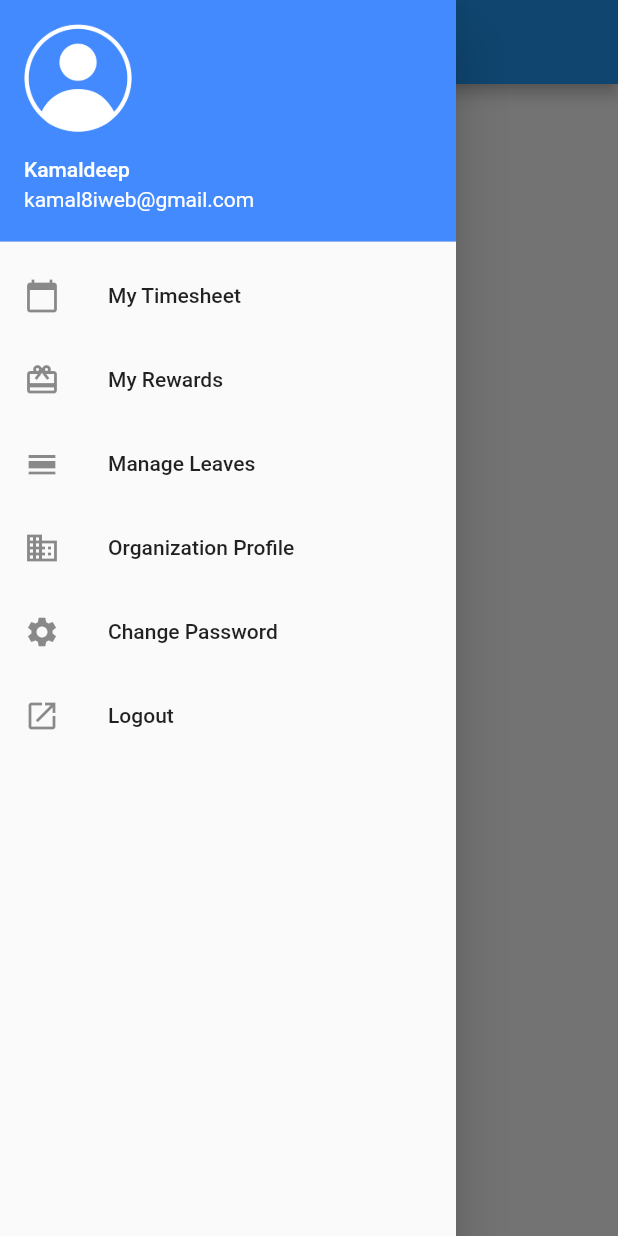
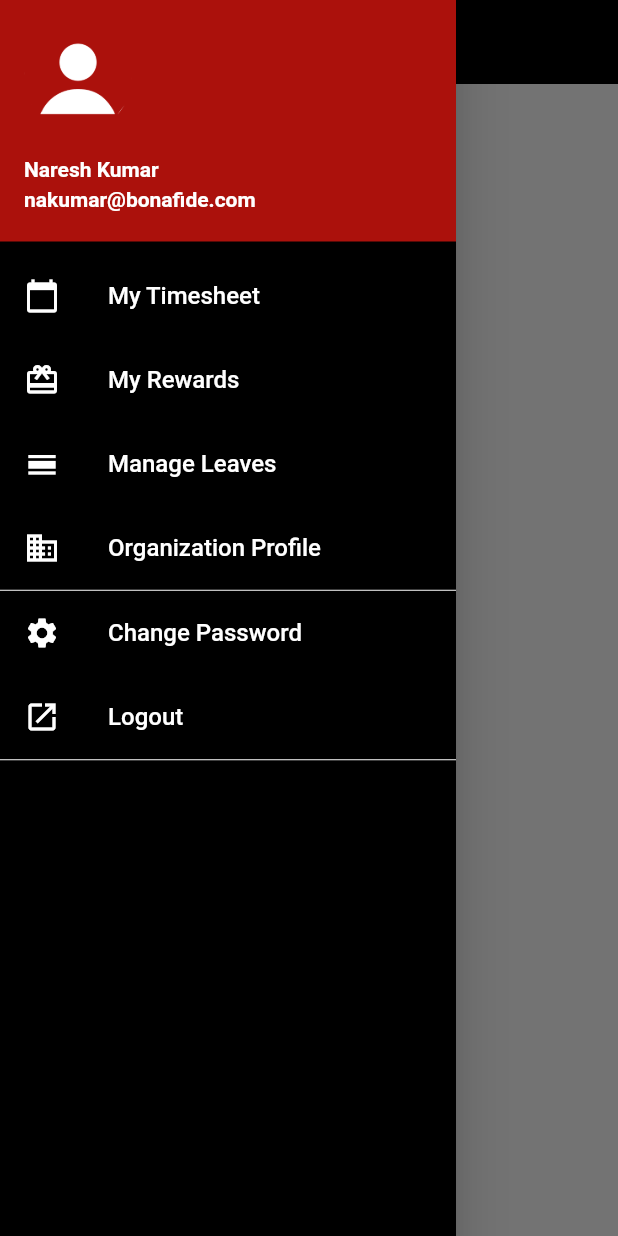
Before and after one commit to davinderkb/bonafide_app, a Flutter app: the screen it shows after launch, with the side drawer open, on a phone screen of 412 x 824 dp. Run offline on Flutter 3.47's test engine with Material 2 defaults, Android fonts, the light colour scheme and no system bars.

Commit message:
Changd Theme

```diff
--- a/lib/main.dart
+++ b/lib/main.dart
@@ -33,7 +33,20 @@ class HomePage extends StatelessWidget {
   @override
   Widget build(BuildContext context) {
     return new Scaffold(
-      appBar: AppBar(),
+      appBar: new AppBar(
+        title: Row(
+          mainAxisAlignment: MainAxisAlignment.center,
+          mainAxisSize: MainAxisSize.min,
+          children: [
+          Image.asset(
+          'assets/images/bonafide_logo.png',
+          fit: BoxFit.contain,
+          height: 48,
+        )]),
+        centerTitle: true,
+        elevation: 0.0,
+        backgroundColor: Colors.black,
+      ),
       drawer: MainNavigationDrawer(),
     );
   }
@@ -46,20 +59,33 @@ class MainNavigationDrawer extends StatelessWidget {
 
   @override
   Widget build(BuildContext context) {
-    return new Drawer(
+
+    return Theme(
+      data: Theme.of(context).copyWith(
+        canvasColor: Colors.black, //This will change the drawer background to blue.
+        //other styles
+      ),
+      child: new Drawer(
+        child: ListTileTheme(
+
+          textColor: Colors.white,
+          iconColor: Colors.white,
+
+
+
           child: ListView(
             // Important: Remove any padding from the ListView.
             padding: EdgeInsets.zero,
             children: <Widget>[
               UserAccountsDrawerHeader(
-            accountName: Text('Kamaldeep'),
-            accountEmail: Text('kamal8iweb@gmail.com'),
+                accountName: Text('Naresh Kumar',style: TextStyle(fontWeight: FontWeight.bold)),
+                accountEmail: Text('nakumar@bonafide.com',style: TextStyle(fontWeight: FontWeight.bold)),
                 currentAccountPicture:
                 Image.asset('assets/images/ic_profile.png'),
-            decoration: BoxDecoration(color: Colors.blueAccent),
+                decoration: BoxDecoration(color: Color(0xffab110c)),
               ),
               ListTile(
-            title: Text(Constants.MY_TIMESHEET),
+                title: Text(Constants.MY_TIMESHEET,style: TextStyle(fontWeight: FontWeight.w500),),
                 leading: Icon(Icons.calendar_today),
                 onTap: () {
                   // Update the state of the app
@@ -70,7 +96,7 @@ class MainNavigationDrawer extends StatelessWidget {
                 },
               ),
               ListTile(
-            title: Text(Constants.MY_REWARDS),
+                title: Text(Constants.MY_REWARDS,style: TextStyle(fontWeight: FontWeight.w500),),
                 leading: Icon(Icons.card_giftcard),
                 onTap: () {
                   Navigator.of(context).push(MaterialPageRoute(
@@ -78,39 +104,47 @@ class MainNavigationDrawer extends StatelessWidget {
                 },
               ),
               ListTile(
-            title: Text(Constants.MANAGE_LEAVES),
+                title: Text(Constants.MANAGE_LEAVES,style: TextStyle(fontWeight: FontWeight.w500),),
                 leading: Icon(Icons.calendar_view_day),
                 onTap: () {
                   Navigator.of(context).push(MaterialPageRoute(
                       builder: (BuildContext context) =>ManageLeaves()));
                 },
               ),
-          ListTile(
-            title: Text(Constants.ORGANIZATION_PROFILE),
+              Column(
+                children: [ListTile(
+                  title: Text(Constants.ORGANIZATION_PROFILE,style: TextStyle(fontWeight: FontWeight.w500),),
                   leading: Icon(Icons.business),
                   onTap: () {
                     Navigator.of(context).push(MaterialPageRoute(
                         builder: (BuildContext context) =>OrganizationProfile()));
                   },
                 ),
+                new Divider(height: 1.0,color: Colors.white,)]
+              ),
               ListTile(
-            title: Text(Constants.CHANGE_PASSWORD),
+                title: Text(Constants.CHANGE_PASSWORD,style: TextStyle(fontWeight: FontWeight.w500),),
                 leading: Icon(Icons.settings),
                 onTap: () {
                   Navigator.of(context).push(MaterialPageRoute(
                       builder: (BuildContext context) =>OrganizationProfile()));
                 },
               ),
-          ListTile(
-            title: Text(Constants.LOGOUT),
+              Column(
+                children: [ListTile(
+                  title: Text(Constants.LOGOUT,style: TextStyle(fontWeight: FontWeight.w500),),
                   leading: Icon(Icons.launch),
                   onTap: () {
                     Navigator.of(context).push(MaterialPageRoute(
                         builder: (BuildContext context) =>OrganizationProfile()));
                   },
                 ),
+                new Divider(height: 1.0,color: Colors.white,)]
+              ),
 
             ],
+          ),
+        ),
       ),
     );
   }
--- a/lib/organizationprofile.dart
+++ b/lib/organizationprofile.dart
@@ -37,7 +37,7 @@ class OrganizationProfile extends StatelessWidget {
               elevation: 0.0,
               backgroundColor: Colors.transparent,
             ),
-            backgroundColor: Colors.blue,
+            backgroundColor: Colors.black,
             body: new Center(
               child: SingleChildScrollView(
                 child: new Column(
@@ -54,7 +54,7 @@ class OrganizationProfile extends StatelessWidget {
                           4,
                       backgroundImage:
                       AssetImage('assets/images/ic_bonafide_profile.png'),
-                      backgroundColor: Colors.white,
+                      backgroundColor: Colors.black,
                     ),
                     new SizedBox(
                       height: _height / 25.0,
@@ -100,20 +100,23 @@ class OrganizationProfile extends StatelessWidget {
                       padding: new EdgeInsets.only(
                           left: _width / 8, right: _width / 8),
                       child: new FlatButton(
+                        shape: RoundedRectangleBorder(borderRadius: new BorderRadius.circular(30.0)),
+                        color: const Color(0xffab110c),
                         onPressed: () {},
                         child: new Container(
                             child: new Row(
                               mainAxisAlignment: MainAxisAlignment
                                   .center,
                               children: <Widget>[
-                                new Icon(Icons.contact_mail),
+                                new Icon(Icons.contact_mail,color: Colors.white,),
                                 new SizedBox(
                                   width: _width / 30,
                                 ),
-                                new Text(Constants.FEEDBACK)
+                                new Text(Constants.FEEDBACK,style: TextStyle(color: Colors.white),)
                               ],
-                            )),
-                        color: Colors.blue[50],
+                            ),
+                        ),
+
                       ),
                     ),
                   ],
--- a/lib/util/constants.dart
+++ b/lib/util/constants.dart
@@ -13,6 +13,7 @@ class Constants{
   static const ORGANIZATION_TAG_LINE = 'Door to Success !!';
   static const ORGANIZATION_TAG_DESC = 'Committed to provide optimal IT solutions';
   static const ORGANIZATION_TITLE = 'Bonafide Technologies';
+  static const BONAFIDE_COLOR = '0xffab110c';
 
 
 
```
Also changed, not shown: assets/images/ic_profile.png. Lines whose indentation alone changed are shown as unchanged.
